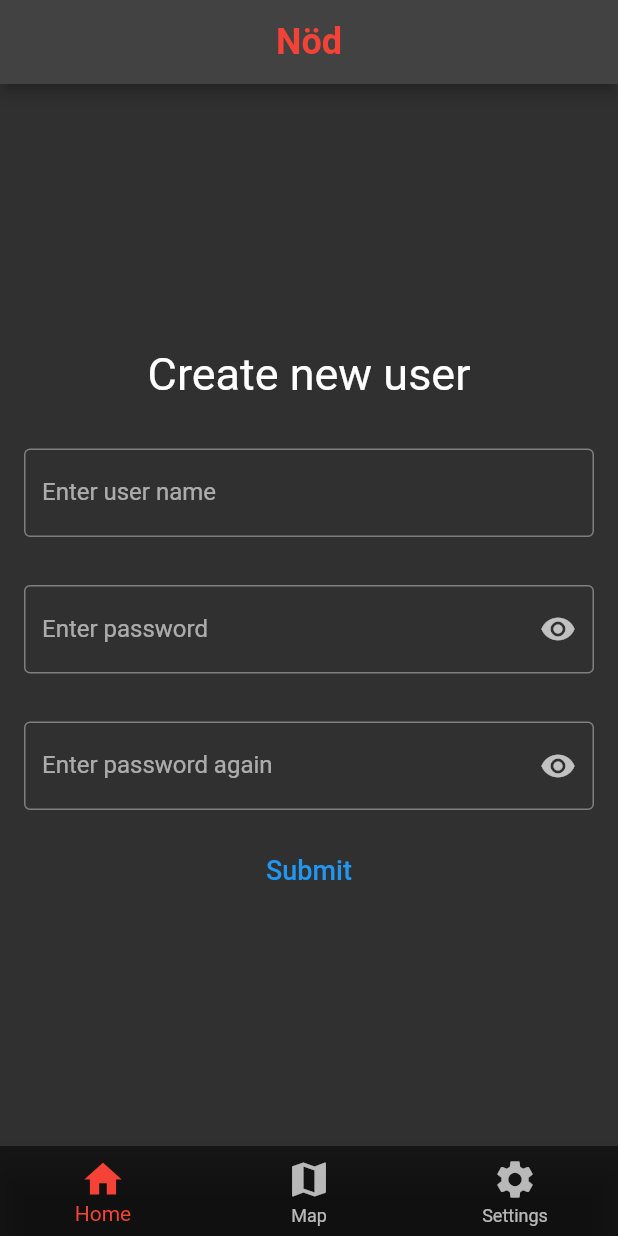
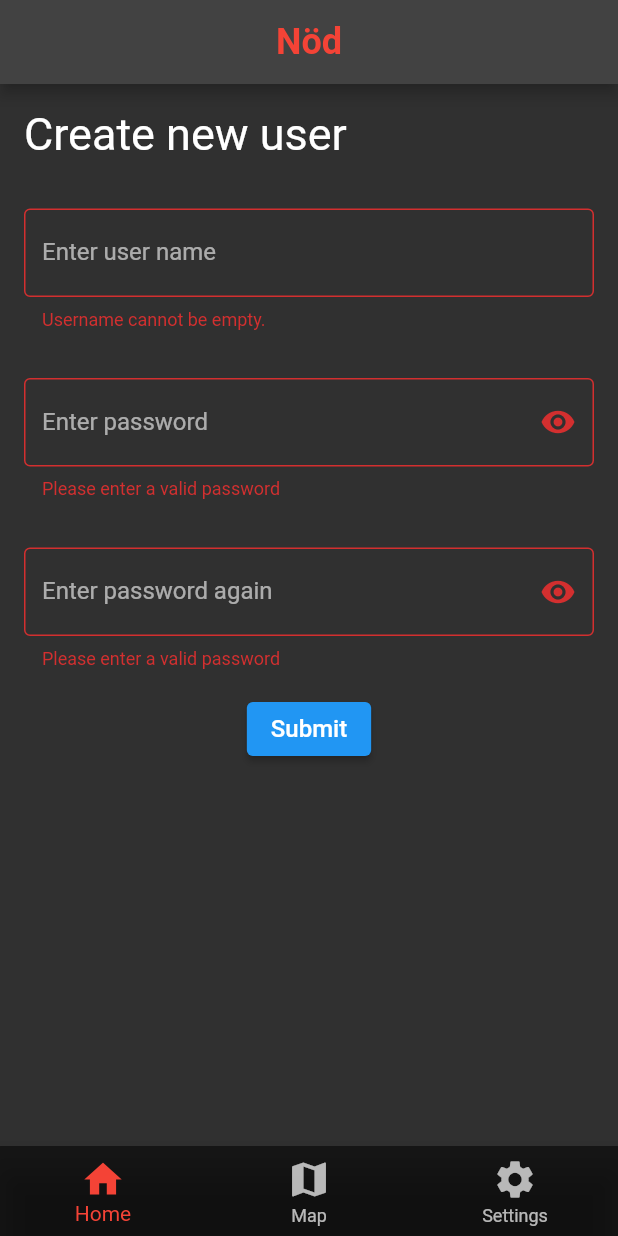
Before and after one commit to Stektsnus/OOP2proj_app, a Flutter app: the screen it shows after launch, after a tap on "Submit", on a phone screen of 412 x 824 dp. Run offline on Flutter 3.47's test engine with Material 2 defaults, Android fonts, the phone set to English and light mode, and no system bars.

```diff
--- a/app/lib/main.dart
+++ b/app/lib/main.dart
@@ -166,6 +166,9 @@ class _CreateUserViewState extends State<CreateUserView> {
   bool hideFirstPassword = true;
   bool hideSecondPassword = true;
 
+  final formGlobalKey = GlobalKey<FormState>();
+
+
   // Controllers for the form
   TextEditingController userNameController = TextEditingController();
   TextEditingController firstPasswordController = TextEditingController();
@@ -173,9 +176,8 @@ class _CreateUserViewState extends State<CreateUserView> {
 
   void validateSubmission() async {
     // Hämta http-data
+    print("Validatesubmission called");
     var url = Uri.parse(dataBaseUrl + "api/users/signup");
-    // print(userNameController.text);
-    // print(firstPasswordController.text);
     Map data = {
           "username" : userNameController.text,
           "password" : firstPasswordController.text,
@@ -190,23 +192,14 @@ class _CreateUserViewState extends State<CreateUserView> {
       body: body
 
     ).then((res) {
+      if (res.statusCode == 200) {
         print('Response status: ${res.statusCode}');
         print('Response body: ${res.body}');
+        // Navigate to the real app view here
+      }
+      // Display error message
+
     });
-  }
-
-  bool validatePassword() {
-    String p1 = firstPasswordController.text;
-    String p2 = secondPasswordController.text;
-
-    if (p1 != p2) {
-      return false;
-    } else if (p1.length < 12) {
-      return false;
-    } else if (p1.split("").contains(" ")) {
-      return false;
-    }
-    return true;
   }
 
 
@@ -234,9 +227,12 @@ class _CreateUserViewState extends State<CreateUserView> {
 
   @override
   Widget build(BuildContext context) {
-    return Column(
-      mainAxisAlignment: MainAxisAlignment.center,
-      crossAxisAlignment: CrossAxisAlignment.center,
+    return Form(
+      key: formGlobalKey,
+      child: Center(
+        child: ListView(
+          // mainAxisAlignment: MainAxisAlignment.center,
+          // crossAxisAlignment: CrossAxisAlignment.center,
           children: [
             const Padding(
               padding: EdgeInsets.all(16.0),
@@ -255,6 +251,15 @@ class _CreateUserViewState extends State<CreateUserView> {
                   border: OutlineInputBorder(),
                   labelText: "Enter user name",
                 ),
+                validator: (value) {
+                  print("validator called");
+                  if (value == null || value == "") {
+                    return "Username cannot be empty.";
+                  } else if (value.split("").contains(" ")){
+                    return "Username contains spaces";
+                  }
+                  return null;
+                }
               ),
             ),
             Padding(
@@ -270,6 +275,13 @@ class _CreateUserViewState extends State<CreateUserView> {
                     onPressed: toggleFirstPasswordVisibility,
                   )
                 ),
+                validator: (value) {
+                  if (value == null || value.length < 12 || value.split("").contains(" ")){
+                    return "Please enter a valid password";
+                  }
+                  return null;
+                },
+
               ),
             ),
             Padding(
@@ -285,18 +297,34 @@ class _CreateUserViewState extends State<CreateUserView> {
                     onPressed: toggleSecondPasswordVisibility,
                   ),
                 ),
+                validator: (value) {
+                  if (value == null || value.length < 12 || value.split("").contains(" ")){
+                    return "Please enter a valid password";
+                  }
+                  return null;
+                },
               ),
             ),
             Row(
               mainAxisAlignment: MainAxisAlignment.spaceEvenly,
               children: [
-            TextButton(
-              onPressed: validateSubmission,
-              child: const Text("Submit", style: TextStyle(fontSize: 18)),
+                ElevatedButton(
+                  onPressed: () {
+                    if (formGlobalKey.currentState != null) {
+                      if (formGlobalKey.currentState!.validate()){
+                        validateSubmission();
+                      } else {
+                        formGlobalKey.currentState?.save();
+                      }
+                    }
+                  },
+                  child: const Text("Submit", style: TextStyle(fontSize: 16)),
                 )
               ],
             ),
           ],
+        ),
+      ),
     );
   }
 }
```
Lines whose indentation alone changed are shown as unchanged.
